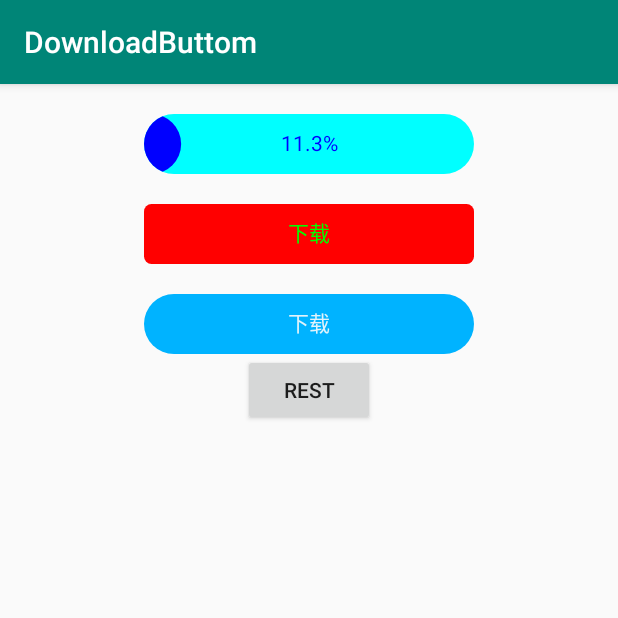
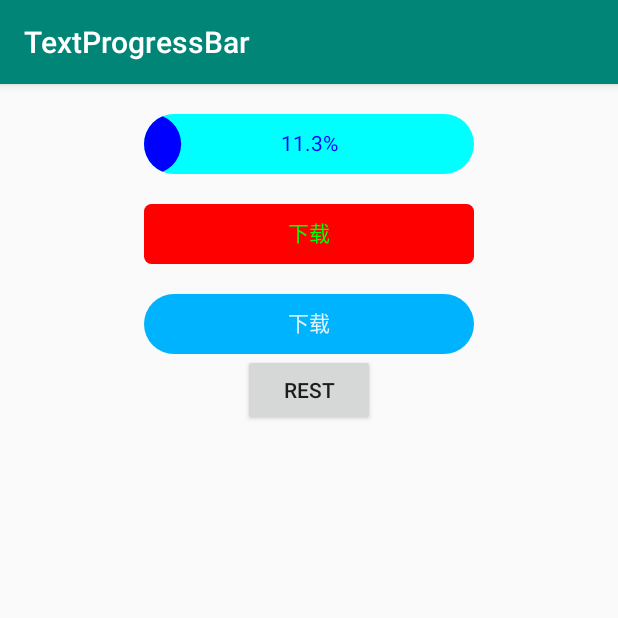
Before and after one commit to xiaofanqingzjj/AndroidTextProgressBar, an Android app: the screen it shows after launch (MainActivity), after a tap on an icon or button, on a phone screen of 412 x 824 dp, the top half of it. Run offline under Robolectric (Android 15) with nearby library versions, the phone set to English and light mode, and no system bars.

Commit message:
改了个名字

```diff
--- a/app/src/main/java/com/example/downloadbuttom/MainActivity.kt
+++ b/app/src/main/java/com/example/downloadbuttom/MainActivity.kt
@@ -14,22 +14,22 @@ class MainActivity : AppCompatActivity() {
 
 
         val onClick = View.OnClickListener {
-            val downloadBTN = it as DownloadButton
+            val downloadBTN = it as TextProgressBar
 
-            val anim = ObjectAnimator.ofFloat(downloadBTN, DownloadButton.PROGRESS, 0f, 100f).setDuration(10100)
+            val anim = ObjectAnimator.ofFloat(downloadBTN, TextProgressBar.PROGRESS, 0f, 100f).setDuration(10100)
 
             when(downloadBTN.mState) {
-                DownloadButton.STATE_NORMAL-> {
+                TextProgressBar.STATE_NORMAL-> {
                     anim.start()
-                    downloadBTN.mState = DownloadButton.STATE_DOWNLOADING
+                    downloadBTN.mState = TextProgressBar.STATE_DOWNLOADING
                 }
-                DownloadButton.STATE_DOWNLOADING-> {
+                TextProgressBar.STATE_DOWNLOADING-> {
                     anim.pause()
-                    downloadBTN.mState = DownloadButton.STATE_PAUSED
+                    downloadBTN.mState = TextProgressBar.STATE_PAUSED
                 }
-                DownloadButton.STATE_PAUSED-> {
+                TextProgressBar.STATE_PAUSED-> {
                     anim.resume()
-                    downloadBTN.mState = DownloadButton.STATE_DOWNLOADING
+                    downloadBTN.mState = TextProgressBar.STATE_DOWNLOADING
                 }
             }
         }
@@ -39,9 +39,9 @@ class MainActivity : AppCompatActivity() {
         btn_download2.setOnClickListener(onClick)
 
         btn.setOnClickListener {
-            btn_download.mState = DownloadButton.STATE_NORMAL
-            btn_download1.mState = DownloadButton.STATE_NORMAL
-            btn_download2.mState = DownloadButton.STATE_NORMAL
+            btn_download.mState = TextProgressBar.STATE_NORMAL
+            btn_download1.mState = TextProgressBar.STATE_NORMAL
+            btn_download2.mState = TextProgressBar.STATE_NORMAL
 
 
         }
--- a/app/src/main/java/com/example/downloadbuttom/DownloadButton.kt
+++ b/app/src/main/java/com/example/downloadbuttom/TextProgressBar.kt
@@ -1,7 +1,6 @@
 package com.example.downloadbuttom
 
 import android.content.Context
-import android.content.res.TypedArray
 import android.graphics.*
 import android.util.*
 import android.view.View
@@ -14,12 +13,12 @@ import android.view.View
  *
  * @author fortunexiao
  */
-class DownloadButton(context: Context, attrs: AttributeSet? = null) : View(context, attrs) {
+class TextProgressBar(context: Context, attrs: AttributeSet? = null) : View(context, attrs) {
 
 
     companion object {
 
-        const val TAG = "DownloadButton"
+        const val TAG = "TextProgressBar"
 
         const val STATE_NORMAL = 0
         const val STATE_DOWNLOADING = 1
@@ -35,14 +34,14 @@ class DownloadButton(context: Context, attrs: AttributeSet? = null) : View(conte
         /**
          * 定义一个动画属性
          */
-        val PROGRESS: Property<DownloadButton, Float> = object : Property<DownloadButton, Float>(Float::class.java, "progress") {
+        val PROGRESS: Property<TextProgressBar, Float> = object : Property<TextProgressBar, Float>(Float::class.java, "progress") {
 
-            override fun set(`object`: DownloadButton?, value: Float) {
+            override fun set(`object`: TextProgressBar?, value: Float) {
                 `object`?.mProgress = value
             }
 
 
-            override fun get(`object`: DownloadButton?): Float {
+            override fun get(`object`: TextProgressBar?): Float {
                 return `object`?.mProgress ?: 0f
             }
         }
@@ -108,11 +107,11 @@ class DownloadButton(context: Context, attrs: AttributeSet? = null) : View(conte
 
 
         if (attrs != null) {
-            val a = context.obtainStyledAttributes(attrs, R.styleable.DownloadButton)
-            mTextSize = a.getDimensionPixelOffset(R.styleable.DownloadButton_textSize, mTextSize.toInt()).toFloat()
-            cornerRadius = a.getDimension(R.styleable.DownloadButton_cornerRadius, cornerRadius)
-            mProgressColor = a.getColor(R.styleable.DownloadButton_progressColor, mProgressColor)
-            mProgressBgColor = a.getColor(R.styleable.DownloadButton_bgColor, mProgressBgColor)
+            val a = context.obtainStyledAttributes(attrs, R.styleable.TextProgressBar)
+            mTextSize = a.getDimensionPixelOffset(R.styleable.TextProgressBar_textSize, mTextSize.toInt()).toFloat()
+            cornerRadius = a.getDimension(R.styleable.TextProgressBar_cornerRadius, cornerRadius)
+            mProgressColor = a.getColor(R.styleable.TextProgressBar_progressColor, mProgressColor)
+            mProgressBgColor = a.getColor(R.styleable.TextProgressBar_bgColor, mProgressBgColor)
 
             a.recycle()
         }
--- a/app/src/main/res/layout/activity_main.xml
+++ b/app/src/main/res/layout/activity_main.xml
@@ -7,14 +7,14 @@
     android:orientation="vertical">
 
 
-    <com.example.downloadbuttom.DownloadButton
+    <com.example.downloadbuttom.TextProgressBar
         android:id="@+id/btn_download"
         android:layout_width="wrap_content"
         android:layout_height="wrap_content"
         android:layout_marginTop="20dp" />
 
 
-    <com.example.downloadbuttom.DownloadButton
+    <com.example.downloadbuttom.TextProgressBar
         android:id="@+id/btn_download1"
         android:layout_width="wrap_content"
         android:layout_height="wrap_content"
@@ -24,7 +24,7 @@
         app:progressColor="#ff0000" />
 
 
-    <com.example.downloadbuttom.DownloadButton
+    <com.example.downloadbuttom.TextProgressBar
         android:id="@+id/btn_download2"
         android:layout_width="wrap_content"
         android:layout_height="wrap_content"
--- a/app/src/main/res/values/strings.xml
+++ b/app/src/main/res/values/strings.xml
@@ -1,3 +1,3 @@
 <resources>
-    <string name="app_name">DownloadButtom</string>
+    <string name="app_name">TextProgressBar</string>
 </resources>
--- a/app/src/main/res/values/download_btn_attrs.xml
+++ b/app/src/main/res/values/text_progress_bar.xml
@@ -1,7 +1,7 @@
 <?xml version="1.0" encoding="utf-8"?>
 <resources>
 
-    <declare-styleable name="DownloadButton">
+    <declare-styleable name="TextProgressBar">
         <attr name="textSize" format="dimension|reference"/>
         <attr name="cornerRadius" format="float|dimension|reference" />
         <attr name="progressColor" format="color|reference" />
```
